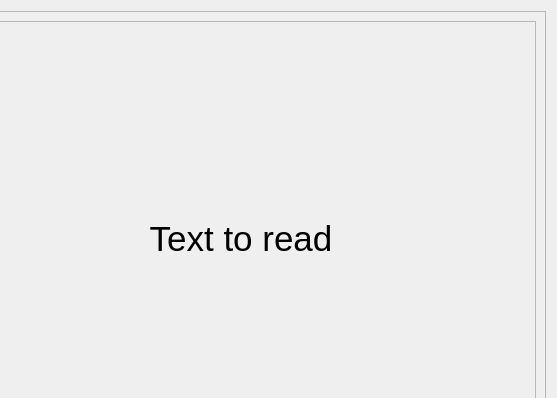
The window that cloning/gui_utils/recording.ui (JSansoP/TFG) describes before a commit, drawn with Qt 5; both pictures show x 290 to 847 and y 0 to 398 of the 847 by 582 pixel window.
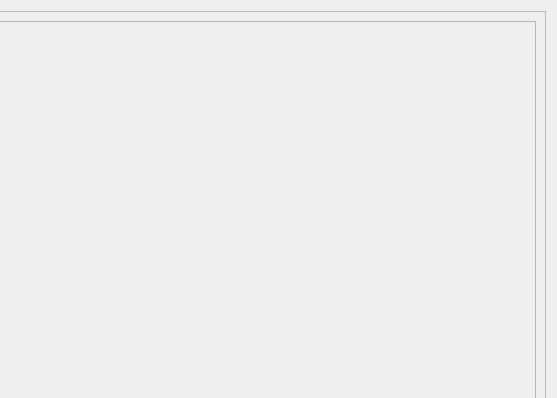
The same window after the commit.

Commit message: Fixed save problem, fixed popup label size

The edit to the form file:
```diff
--- a/cloning/gui_utils/recording.ui
+++ b/cloning/gui_utils/recording.ui
@@ -108,12 +108,9 @@
         </property>
         <layout class="QVBoxLayout" name="verticalLayout_3">
          <item>
-          <widget class="QLabel" name="sentence_label">
-           <property name="text">
-            <string>&lt;html&gt;&lt;head/&gt;&lt;body&gt;&lt;p&gt;&lt;span style=&quot; font-size:26pt;&quot;&gt;Text to read&lt;/span&gt;&lt;/p&gt;&lt;/body&gt;&lt;/html&gt;</string>
-           </property>
-           <property name="alignment">
-            <set>Qt::AlignCenter</set>
+          <widget class="QTextEdit" name="text_area">
+           <property name="styleSheet">
+            <string notr="true">background-color:rgba(255, 255, 255, 0)</string>
            </property>
           </widget>
          </item>
```
The commit also changes 7 other files.
